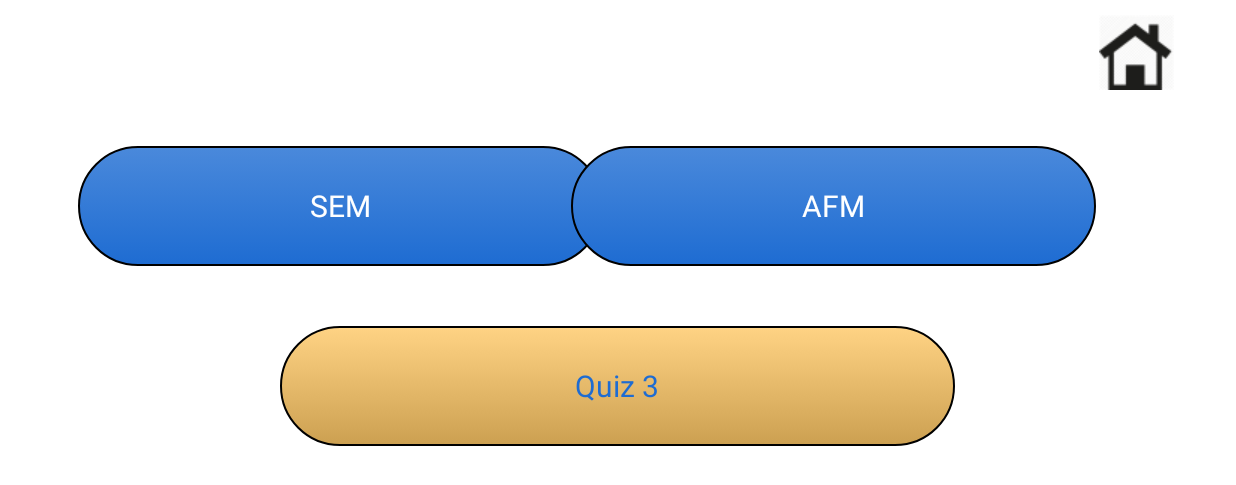
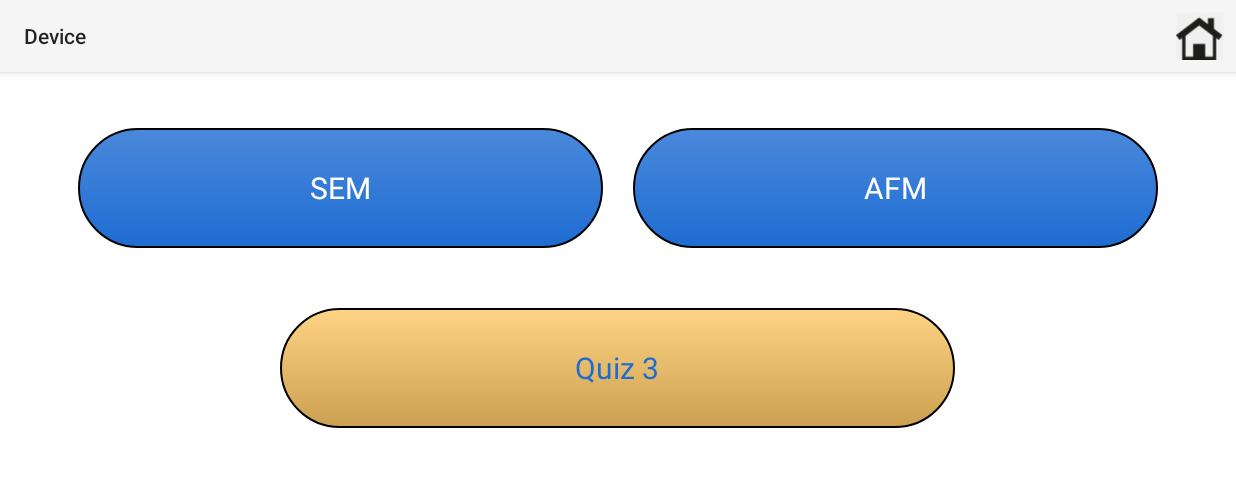
Before and after one commit to Daomaster/NSF_NUE_Project, an Android app: the Device_activ screen opened directly, with no data from a screen before it, on a phone screen of 824 x 412 dp (held sideways). Shown: the top 485 px of the screen. Run offline under Robolectric (Android 15) with nearby library versions, the phone set to English and light mode, and no system bars.

Commit message:
Putting a 'home button' on the action bar

```diff
--- a/app/src/main/java/nsf/nsf_nue_project/Device_activ.java
+++ b/app/src/main/java/nsf/nsf_nue_project/Device_activ.java
@@ -3,7 +3,9 @@ package nsf.nsf_nue_project;
 import android.content.Intent;
 import android.support.v7.app.ActionBarActivity;
 import android.os.Bundle;
+import android.util.Log;
 import android.view.Menu;
+import android.view.MenuInflater;
 import android.view.MenuItem;
 import android.view.View;
 import android.widget.Button;
@@ -16,18 +18,10 @@ public class Device_activ extends ActionBarActivity {
     protected void onCreate(Bundle savedInstanceState) {
         super.onCreate(savedInstanceState);
         setContentView(R.layout.activity_device_activ);
-        ImageButton homeButton = (ImageButton) findViewById(R.id.homeButton);
-        homeButton.setOnClickListener(new View.OnClickListener() {
-            @Override
-            public void onClick(View v) {
-                finish();
-            }
-        });
 
         Button btnSem = (Button)findViewById(R.id.sem_btn);
         Button btnAfm = (Button)findViewById(R.id.afm_btn);
         Button btnQuiz3 = (Button)findViewById(R.id.quiz3_btn);
-
 
         btnSem.setOnClickListener(new View.OnClickListener() {
             @Override
@@ -58,4 +52,25 @@ public class Device_activ extends ActionBarActivity {
         });
 
     }
+    public boolean onCreateOptionsMenu(Menu menu) {
+        MenuInflater inflater = getMenuInflater();
+        inflater.inflate(R.menu.menu_act_bar, menu);
+
+        return super.onCreateOptionsMenu(menu);
+    }
+
+    @Override
+    public boolean onOptionsItemSelected(MenuItem item) {
+        // Handle presses on the action bar items
+        switch (item.getItemId()) {
+
+            case R.id.action_btn:
+                Intent intent = new Intent(this,MainActivity.class);
+                startActivity(intent);
+                return true;
+
+            default:
+                return super.onOptionsItemSelected(item);
+        }
+    }
 }
--- a/app/src/main/res/layout/activity_device_activ.xml
+++ b/app/src/main/res/layout/activity_device_activ.xml
@@ -11,7 +11,6 @@
         android:id="@+id/sem_btn"
         android:layout_marginTop="37dp"
         android:padding="20dp"
-        android:layout_below="@+id/homeButton"
         android:layout_alignParentLeft="true"
         android:layout_alignParentStart="true"
         android:layout_marginLeft="52dp"
@@ -25,14 +24,15 @@
         android:layout_height="80dp"
         android:text="AFM"
         android:id="@+id/afm_btn"
-        android:layout_below="@+id/homeButton"
-        android:layout_alignRight="@+id/homeButton"
-        android:layout_alignEnd="@+id/homeButton"
         android:layout_marginRight="52dp"
-        android:layout_marginTop="37dp"
         android:textSize="20dp"
         android:background="@drawable/newbutton"
-        android:textColor="#ffffff" />
+        android:textColor="#ffffff"
+        android:layout_above="@+id/quiz3_btn"
+        android:layout_alignParentRight="true"
+        android:layout_alignParentEnd="true"
+        android:layout_marginEnd="57dp"
+        android:layout_marginTop="37dp" />
 
     <Button
         android:layout_width="450dp"
@@ -46,16 +46,4 @@
         android:background="@drawable/quizbutton"
         android:textColor="#1e6cd2" />
 
-    <ImageButton
-        android:layout_width="wrap_content"
-        android:layout_height="wrap_content"
-        android:id="@+id/homeButton"
-        android:layout_marginRight="41dp"
-        android:layout_marginEnd="41dp"
-        android:src="@drawable/home"
-        android:layout_alignParentTop="true"
-        android:layout_alignParentRight="true"
-        android:layout_alignParentEnd="true"
-        android:background="#ffffff"
-        android:layout_marginTop="10dp" />
 </RelativeLayout>
--- /dev/null
+++ b/app/src/main/res/menu/menu_act_bar.xml
@@ -0,0 +1,12 @@
+<?xml version="1.0" encoding="utf-8"?>
+<menu xmlns:android="http://schemas.android.com/apk/res/android"
+      xmlns:app="http://schemas.android.com/apk/res-auto"
+      xmlns:tools="http://schemas.android.com/tools"
+      tools:context="nsf.nsf_nue_project.Intro_activ">
+    <item
+        android:id="@+id/action_btn"
+        android:icon="@drawable/home"
+        android:title="main_act_btn"
+        android:orderInCategory="99"
+        app:showAsAction="always"  />
+</menu>
```
Also changed, not shown: app/src/main/AndroidManifest.xml (+8 -4 lines), app/src/main/java/nsf/nsf_nue_project/App_activ.java (+21 -7 lines), app/src/main/java/nsf/nsf_nue_project/Intro_activ.java (+23 -9 lines), app/src/main/java/nsf/nsf_nue_project/Scale_activ.java (+22 -7 lines), app/src/main/res/layout/activity_app_activ.xml (+9 -23 lines), app/src/main/res/layout/activity_intro_activ.xml (+5 -18 lines), app/src/main/res/layout/activity_scale_activ.xml (+12 -24 lines).
